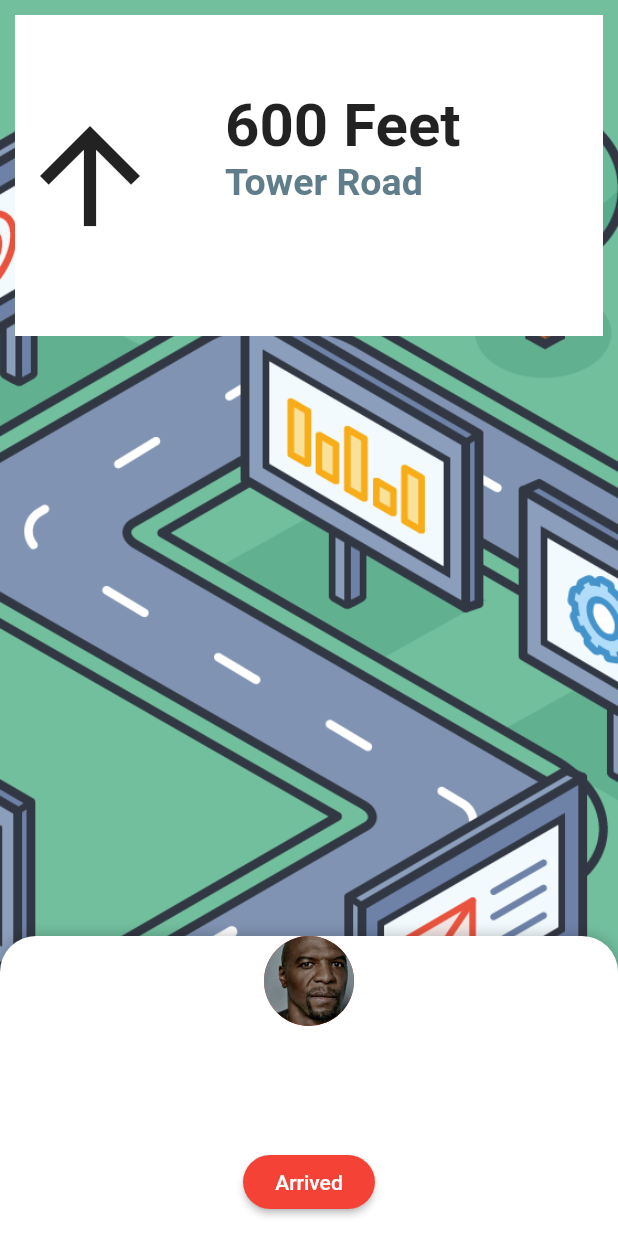
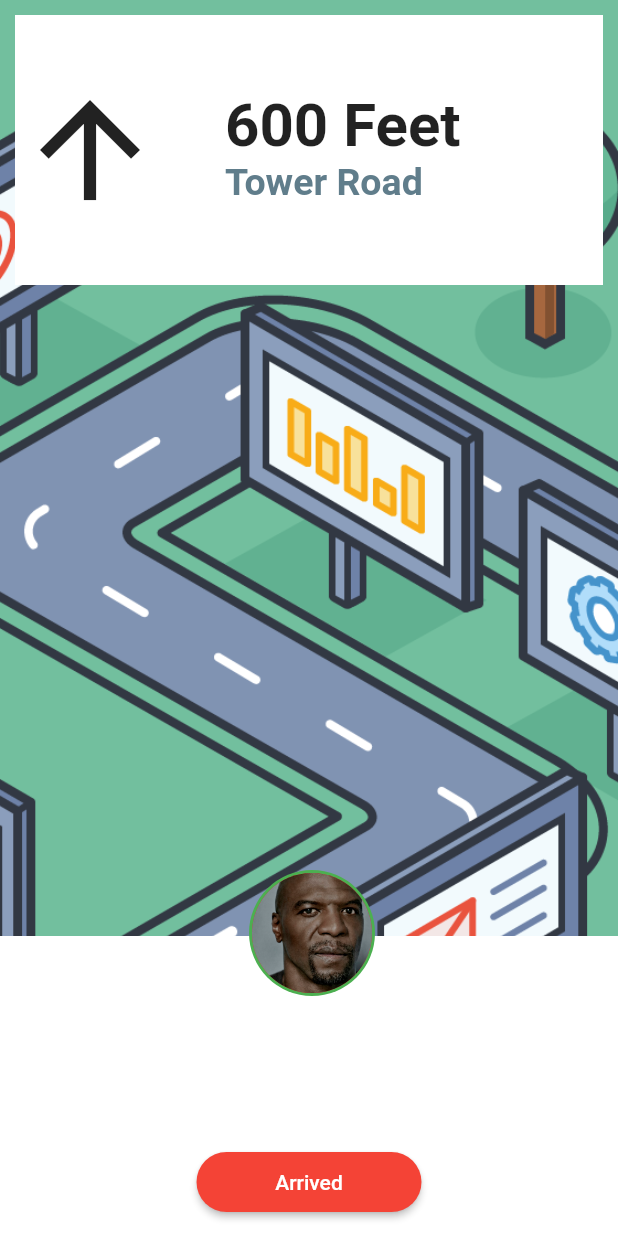
Before and after one commit to cornell-dti/carriage-driver, a Flutter app: the Map screen opened directly, on a phone screen of 412 x 824 dp. Run offline on Flutter 3.47's test engine with Material 2 defaults, Android fonts, the phone set to English and light mode, and no system bars; drawn by our look-alikes of sliding_up_panel; our stand-ins replace firebase_auth; accounts and stored records are empty.

Commit message:
Refactored Map Page to Fit Design
Image can now overlap bottom sheet

```diff
--- a/lib/Map.dart
+++ b/lib/Map.dart
@@ -1,15 +1,14 @@
 import 'package:flutter/material.dart';
 import 'package:flutter/rendering.dart';
-import 'package:sliding_up_panel/sliding_up_panel.dart';
 
 class Direction extends StatelessWidget {
   @override
   Widget build(BuildContext context) {
     return Padding(
-      padding: EdgeInsets.fromLTRB(10, 10, 10, 600),
+      padding: EdgeInsets.fromLTRB(10, 10, 10, 0),
       child: Container(
-        height: 30,
-        width: 30,
+        height: 180,
+        width: MediaQuery.of(context).size.width,
         color: Colors.white,
         child: Row(
           children: <Widget>[
@@ -47,38 +46,62 @@ class Map extends StatelessWidget {
   @override
   Widget build(BuildContext context) {
     return Scaffold(
-      body: SlidingUpPanel(
-        minHeight: 200.0,
-        maxHeight: 300.0,
-        isDraggable: false,
-        borderRadius: radius,
-        body: Container(
+      body: Stack(
+        children: <Widget>[
+          Container(
             // Map will go here!
               decoration: BoxDecoration(
                   image: DecorationImage(
                       image: AssetImage('assets/images/placeholder.png'),
                       fit: BoxFit.cover)),
-          child: Direction()
           ),
-        panel: Column(
-          crossAxisAlignment: CrossAxisAlignment.center,
+          Container(
+            child: Direction(),
+          ),
+          Align(
+            alignment: Alignment.bottomCenter,
+            child: Container(
+              height: 200,
+              width: MediaQuery.of(context).size.width,
+              color: Colors.white,
+              child: Column(
                 children: <Widget>[
-            CircleAvatar(
-              backgroundImage: AssetImage('assets/images/terry.jpg'),
-              radius: 30,
-            ),
-            SizedBox(height: 80.0),
-            RaisedButton(
+                  Padding(
+                    padding: EdgeInsets.only(top: 140),
+                    child: ButtonTheme(
+                      minWidth: 150,
+                      height: 40,
+                      child: RaisedButton(
                         color: Colors.red,
                         textColor: Colors.white,
                         child: Text('Arrived'),
                         onPressed: () {},
                         shape: RoundedRectangleBorder(
                             borderRadius: BorderRadius.all(Radius.circular(20.0))),
-            )
+                      ),
+                    ),
+                  ),
                 ],
               ),
             ),
+          ),
+          Positioned(
+            bottom: 160, // height of sheet - radius
+            left: MediaQuery.of(context).size.width / 2 - 40,
+            child: Container(
+              padding: EdgeInsets.all(2.0),
+              decoration: BoxDecoration(
+                shape: BoxShape.circle,
+                color: Colors.green
+              ),
+              child: CircleAvatar(
+                backgroundImage: AssetImage('assets/images/terry.jpg'),
+                radius: 40,
+              ),
+            ),
+          )
+        ],
+      )
     );
   }
 }
```
Lines whose indentation alone changed are shown as unchanged.
